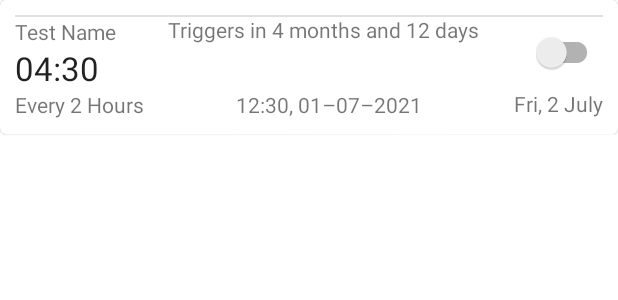
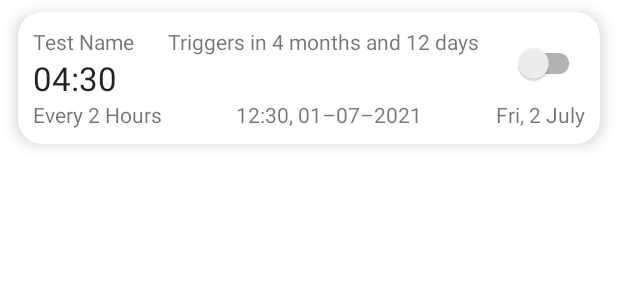
Before and after one commit to anshuldante/my-reminder-app, an Android app: the layout rv_item_reminder.xml on its own in the app's theme, with its tools: preview values and no code run, on a phone screen of 412 x 824 dp. Shown: the top 300 px of the screen. Run offline under Robolectric (Android 15) with nearby library versions, the phone set to English and light mode, and no system bars.

Commit message:
cleaner edges and nice padding

```diff
--- a/app/src/main/res/layout/activity_main.xml
+++ b/app/src/main/res/layout/activity_main.xml
@@ -31,6 +31,7 @@
         android:layout_gravity="center"
         android:scrollbars="vertical"
         android:visibility="gone"
+        android:background="#F5F5F5"
         app:layoutManager="androidx.recyclerview.widget.LinearLayoutManager"
         app:layout_behavior="@string/appbar_scrolling_view_behavior"
         tools:listitem="@layout/rv_item_reminder" />
--- a/app/src/main/res/layout/rv_item_reminder.xml
+++ b/app/src/main/res/layout/rv_item_reminder.xml
@@ -2,19 +2,18 @@
 <com.google.android.material.card.MaterialCardView xmlns:android="http://schemas.android.com/apk/res/android"
     xmlns:app="http://schemas.android.com/apk/res-auto"
     android:layout_width="match_parent"
-    android:layout_height="wrap_content">
+    android:layout_height="wrap_content"
+    app:cardCornerRadius="16dp"
+    app:cardElevation="6dp"
+    android:layout_marginTop="8dp"
+    android:layout_marginBottom="8dp"
+    android:layout_marginStart="12dp"
+    android:layout_marginEnd="12dp">
 
     <androidx.constraintlayout.widget.ConstraintLayout
         android:layout_width="match_parent"
         android:layout_height="wrap_content"
         android:padding="@dimen/standard_padding">
-
-        <View
-            android:id="@+id/rir_hz_divider_top"
-            style="@style/Divider"
-            app:layout_constraintEnd_toEndOf="parent"
-            app:layout_constraintStart_toStartOf="parent"
-            app:layout_constraintTop_toTopOf="parent" />
 
         <TextView
             android:id="@+id/rir_tv_reminderName"
@@ -22,7 +21,7 @@
             android:layout_height="wrap_content"
             android:text="@string/rir_default_reminder_name"
             app:layout_constraintStart_toStartOf="parent"
-            app:layout_constraintTop_toBottomOf="@+id/rir_hz_divider_top" />
+            app:layout_constraintTop_toTopOf="parent" />
 
         <TextView
             android:id="@+id/rir_tv_reminder_time"
```
